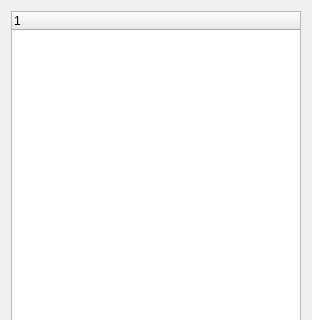
Above: src/util/tags/categoryselector.ui from 0xd34df00d/leechcraft before the change; both pictures show x 0 to 312 and y 0 to 320 of the 312 by 547 pixel window. Below: the same form after it.
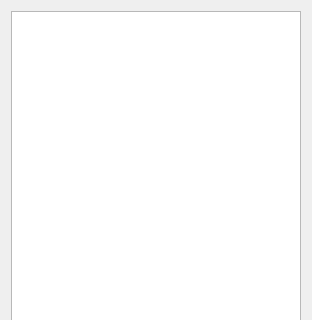
That is the form after the change.

Commit message: [Util] Port CategorySelector to use QStringListModel

The edit to the form file:
```diff
--- a/src/util/tags/categoryselector.ui
+++ b/src/util/tags/categoryselector.ui
@@ -15,12 +15,13 @@
   </property>
   <layout class="QVBoxLayout" name="verticalLayout">
    <item>
-    <widget class="QTreeWidget" name="Tree_">
-     <column>
-      <property name="text">
-       <string notr="true"/>
-      </property>
-     </column>
+    <widget class="QTreeView" name="Tree_">
+     <property name="rootIsDecorated">
+      <bool>false</bool>
+     </property>
+     <property name="uniformRowHeights">
+      <bool>true</bool>
+     </property>
     </widget>
    </item>
    <item>
```
The commit also changes 2 other files.
